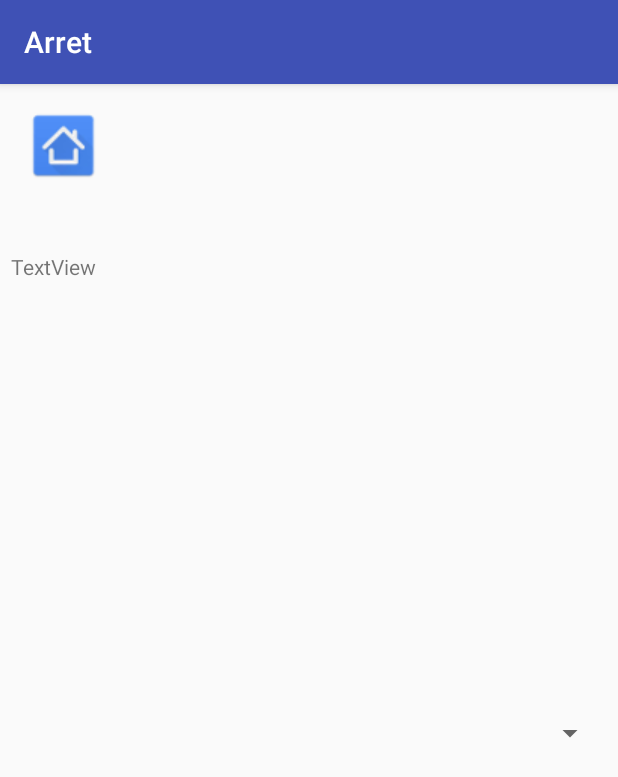
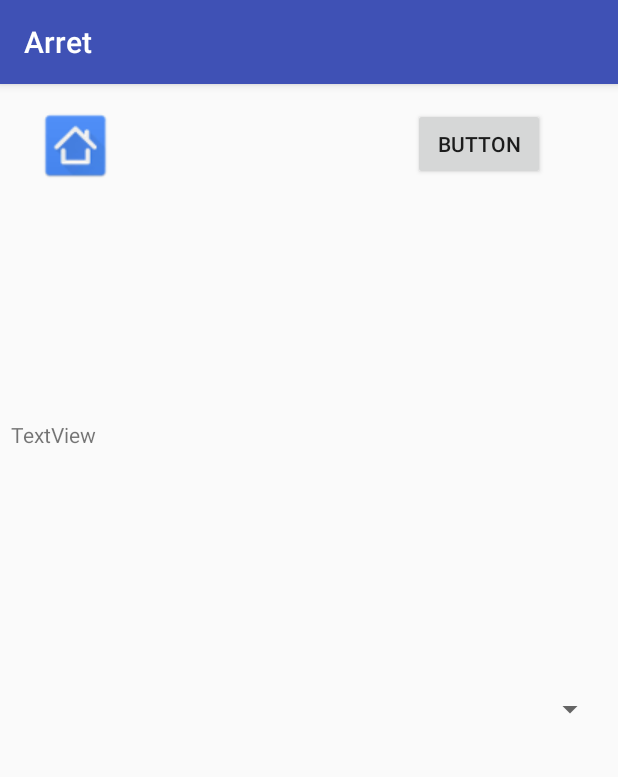
Before and after one commit to jeremiepasserat/TestAndroidPtutS3, an Android app: the Arret screen opened directly, with no data from a screen before it, on a phone screen of 412 x 824 dp. Shown: the top 777 px of the screen. Run offline under Robolectric (Android 15) with nearby library versions, the phone set to English and light mode, and no system bars.

Commit message:
Application ligne de bus avancée

```diff
--- a/app/build.gradle
+++ b/app/build.gradle
@@ -25,4 +25,5 @@ dependencies {
     testImplementation 'junit:junit:4.12'
     androidTestImplementation 'com.android.support.test:runner:1.0.1'
     androidTestImplementation 'com.android.support.test.espresso:espresso-core:3.0.1'
+    implementation 'com.google.android.gms:play-services-maps:11.6.2'
 }
--- a/app/src/main/AndroidManifest.xml
+++ b/app/src/main/AndroidManifest.xml
@@ -21,7 +21,7 @@
         <activity android:name=".Applications.Informations" android:label="Informations"> </activity>
         <activity android:name=".Applications.Ligne" android:label="Ligne"> </activity>
         <activity android:name=".Applications.Bug" android:label="Bug"> </activity>
-
+        <activity android:name=".Applications.Carte" android:label="Carte"> </activity>
 
     </application>
     <uses-permission android:name="android.permission.INTERNET" />
--- a/app/src/main/java/com/example/chrx/testaixenbus/Applications/Arret.java
+++ b/app/src/main/java/com/example/chrx/testaixenbus/Applications/Arret.java
@@ -107,8 +107,17 @@ public class Arret extends AppCompatActivity {
                 Intent intent = new Intent(Arret.this, Menu.class);
                 startActivity(intent);
 
-            }});}
+            }});
 
+    Button button2 = findViewById(R.id.button2);
+        button2.setOnClickListener(new View.OnClickListener() {
+        @Override
+        public void onClick(View view) {
+
+            Intent intent = new Intent(Arret.this, Carte.class);
+            startActivity(intent);
+
+        }});}
 
 
     public static ArrayList<String> Test (){
--- a/app/src/main/res/layout/arret.xml
+++ b/app/src/main/res/layout/arret.xml
@@ -10,10 +10,13 @@
         android:layout_width="50dp"
         android:layout_height="50dp"
         android:layout_marginBottom="75dp"
+        android:layout_marginEnd="191dp"
+        android:layout_marginStart="16dp"
         android:layout_marginTop="16dp"
         android:background="@drawable/index2"
         app:layout_constraintBottom_toTopOf="@+id/textView"
         app:layout_constraintEnd_toEndOf="parent"
+        app:layout_constraintEnd_toStartOf="@+id/button2"
         app:layout_constraintHorizontal_bias="0.047"
         app:layout_constraintStart_toStartOf="parent"
         app:layout_constraintTop_toTopOf="parent"
@@ -46,14 +49,27 @@
         android:id="@+id/etatArret"
         android:layout_width="0dp"
         android:layout_height="0dp"
-        android:layout_marginBottom="33dp"
+        android:layout_marginBottom="380dp"
         android:layout_marginEnd="7dp"
         android:layout_marginStart="7dp"
         android:layout_marginTop="112dp"
         android:text="TextView"
-        app:layout_constraintBottom_toTopOf="@+id/spinner"
+        app:layout_constraintBottom_toBottomOf="parent"
         app:layout_constraintEnd_toEndOf="parent"
         app:layout_constraintStart_toStartOf="parent"
+        app:layout_constraintTop_toBottomOf="@+id/button2" />
+
+    <Button
+        android:id="@+id/button2"
+        android:layout_width="wrap_content"
+        android:layout_height="wrap_content"
+        android:layout_marginBottom="48dp"
+        android:layout_marginEnd="39dp"
+        android:layout_marginTop="16dp"
+        android:text="Button"
+        app:layout_constraintBottom_toTopOf="@+id/etatArret"
+        app:layout_constraintEnd_toEndOf="parent"
+        app:layout_constraintStart_toEndOf="@+id/accueil"
         app:layout_constraintTop_toTopOf="parent" />
 
 </android.support.constraint.ConstraintLayout>
```
Also changed, not shown: app/src/main/java/com/example/chrx/testaixenbus/Applications/Ligne.java (+73 -10 lines), app/src/main/res/layout/ligne.xml (+21 -4 lines).
